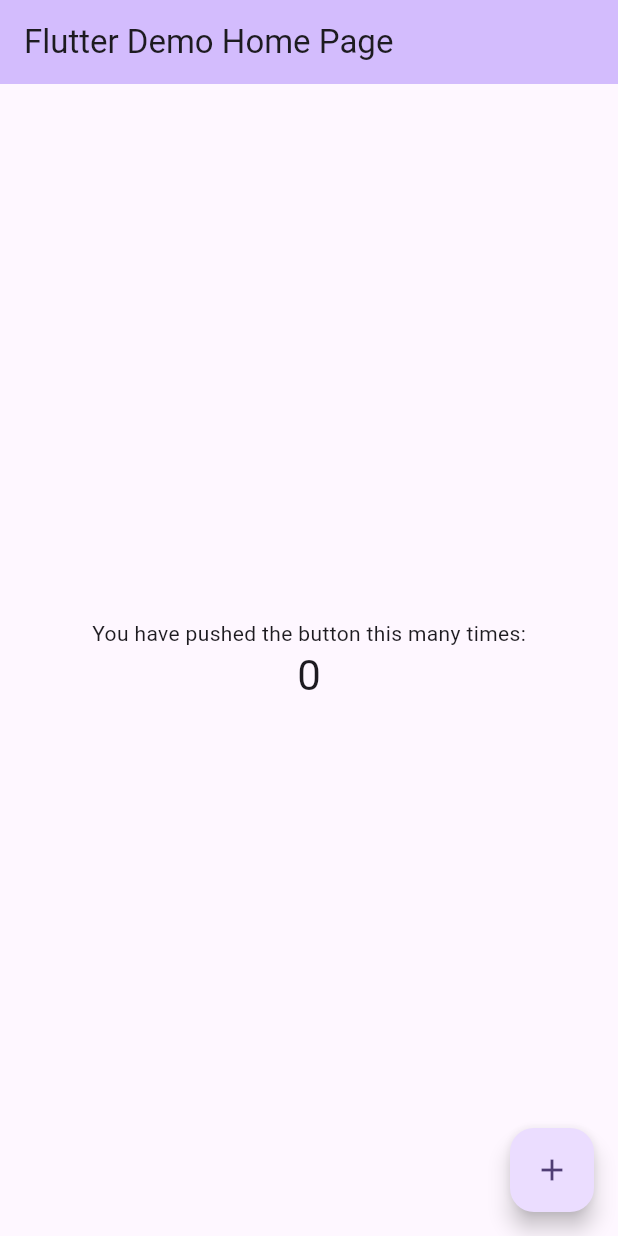
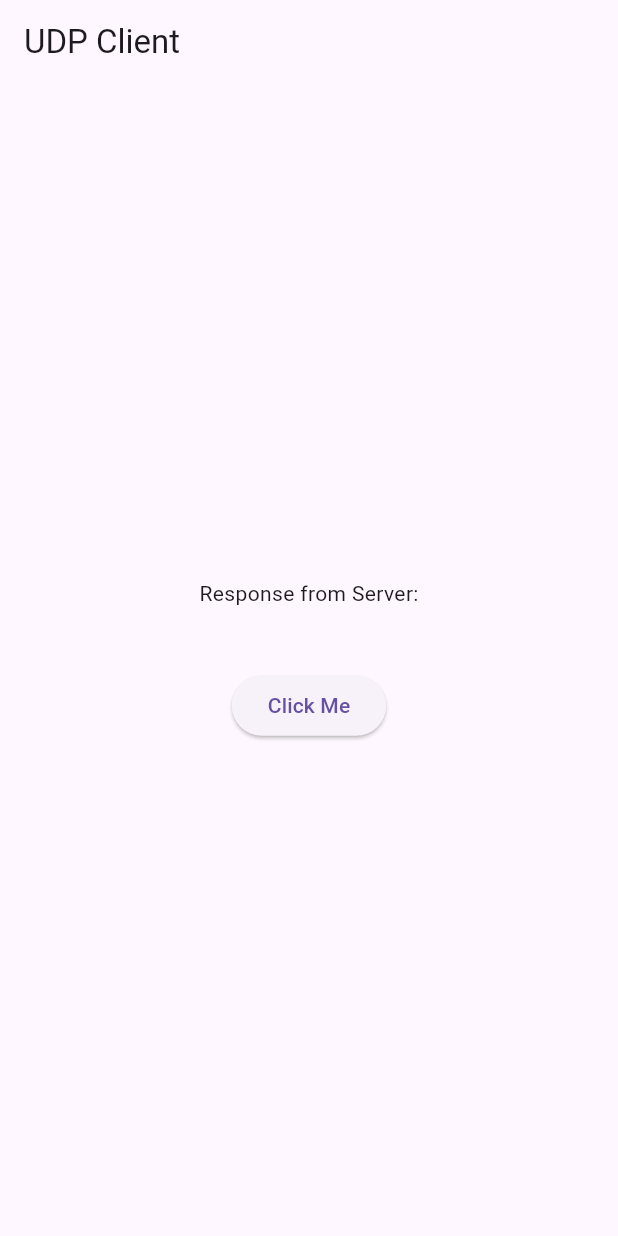
Before and after one commit to Barmanjii/flutter_udp_socket, a Flutter app: the screen it shows after launch, on a phone screen of 412 x 824 dp. Run offline on Flutter 3.47's test engine with Material 3 defaults, Android fonts, the phone set to English and light mode, and no system bars.

Commit message:
updated the udp socket code so the client can broadcast the message

```diff
--- a/lib/main.dart
+++ b/lib/main.dart
@@ -1,3 +1,6 @@
+import 'dart:async';
+import 'dart:convert';
+import 'dart:io';
 import 'package:flutter/material.dart';
 
 void main() {
@@ -7,119 +10,82 @@
 class MyApp extends StatelessWidget {
   const MyApp({super.key});
 
-  // This widget is the root of your application.
   @override
   Widget build(BuildContext context) {
     return MaterialApp(
-      title: 'Flutter Demo',
+      title: 'UDP Client',
       theme: ThemeData(
-        // This is the theme of your application.
-        //
-        // TRY THIS: Try running your application with "flutter run". You'll see
-        // the application has a purple toolbar. Then, without quitting the app,
-        // try changing the seedColor in the colorScheme below to Colors.green
-        // and then invoke "hot reload" (save your changes or press the "hot
-        // reload" button in a Flutter-supported IDE, or press "r" if you used
-        // the command line to start the app).
-        //
-        // Notice that the counter didn't reset back to zero; the application
-        // state is not lost during the reload. To reset the state, use hot
-        // restart instead.
-        //
-        // This works for code too, not just values: Most code changes can be
-        // tested with just a hot reload.
-        colorScheme: ColorScheme.fromSeed(seedColor: Colors.deepPurple),
-        useMaterial3: true,
+        primarySwatch: Colors.blue,
       ),
-      home: const MyHomePage(title: 'Flutter Demo Home Page'),
+      home: MyHomePage(),
     );
   }
 }
 
 class MyHomePage extends StatefulWidget {
-  const MyHomePage({super.key, required this.title});
-
-  // This widget is the home page of your application. It is stateful, meaning
-  // that it has a State object (defined below) that contains fields that affect
-  // how it looks.
-
-  // This class is the configuration for the state. It holds the values (in this
-  // case the title) provided by the parent (in this case the App widget) and
-  // used by the build method of the State. Fields in a Widget subclass are
-  // always marked "final".
-
-  final String title;
+  const MyHomePage({super.key});
 
   @override
-  State<MyHomePage> createState() => _MyHomePageState();
+  _MyHomePageState createState() => _MyHomePageState();
 }
 
 class _MyHomePageState extends State<MyHomePage> {
-  int _counter = 0;
+  static const String broadbastIp =
+      '192.168.0.255'; // Replace with your server's IP address
+  static const int broadcastPort = 12345; // Replace with your server's port
 
-  void _incrementCounter() {
-    setState(() {
-      // This call to setState tells the Flutter framework that something has
-      // changed in this State, which causes it to rerun the build method below
-      // so that the display can reflect the updated values. If we changed
-      // _counter without calling setState(), then the build method would not be
-      // called again, and so nothing would appear to happen.
-      _counter++;
-    });
+  String _responseMessage = '';
+
+  Future<void> _sendMessage() async {
+    final String message = 'Hello from Flutter';
+    try {
+      // Create a UDP socket
+      RawDatagramSocket udpSocket =
+          await RawDatagramSocket.bind(InternetAddress.anyIPv4, 12345);
+      // Send message to server
+      udpSocket.send(
+          utf8.encode(message), InternetAddress(broadbastIp), broadcastPort);
+      // Listen for response
+      udpSocket.listen((RawSocketEvent event) {
+        if (event == RawSocketEvent.read) {
+          Datagram? datagram = udpSocket.receive();
+          if (datagram != null) {
+            setState(() {
+              _responseMessage = utf8.decode(datagram.data);
+            });
+          }
+        }
+      });
+    } catch (e) {
+      print('Error: $e');
+    }
   }
 
   @override
   Widget build(BuildContext context) {
-    // This method is rerun every time setState is called, for instance as done
-    // by the _incrementCounter method above.
-    //
-    // The Flutter framework has been optimized to make rerunning build methods
-    // fast, so that you can just rebuild anything that needs updating rather
-    // than having to individually change instances of widgets.
     return Scaffold(
       appBar: AppBar(
-        // TRY THIS: Try changing the color here to a specific color (to
-        // Colors.amber, perhaps?) and trigger a hot reload to see the AppBar
-        // change color while the other colors stay the same.
-        backgroundColor: Theme.of(context).colorScheme.inversePrimary,
-        // Here we take the value from the MyHomePage object that was created by
-        // the App.build method, and use it to set our appbar title.
-        title: Text(widget.title),
+        title: const Text('UDP Client'),
       ),
       body: Center(
-        // Center is a layout widget. It takes a single child and positions it
-        // in the middle of the parent.
         child: Column(
-          // Column is also a layout widget. It takes a list of children and
-          // arranges them vertically. By default, it sizes itself to fit its
-          // children horizontally, and tries to be as tall as its parent.
-          //
-          // Column has various properties to control how it sizes itself and
-          // how it positions its children. Here we use mainAxisAlignment to
-          // center the children vertically; the main axis here is the vertical
-          // axis because Columns are vertical (the cross axis would be
-          // horizontal).
-          //
-          // TRY THIS: Invoke "debug painting" (choose the "Toggle Debug Paint"
-          // action in the IDE, or press "p" in the console), to see the
-          // wireframe for each widget.
           mainAxisAlignment: MainAxisAlignment.center,
           children: <Widget>[
             const Text(
-              'You have pushed the button this many times:',
+              'Response from Server:',
             ),
             Text(
-              '$_counter',
-              style: Theme.of(context).textTheme.headlineMedium,
+              _responseMessage,
+              style: const TextStyle(fontWeight: FontWeight.bold),
+            ),
+            const SizedBox(height: 20),
+            ElevatedButton(
+              onPressed: _sendMessage,
+              child: const Text('Click Me'),
             ),
           ],
         ),
       ),
-      floatingActionButton: FloatingActionButton(
-        onPressed: _incrementCounter,
-        tooltip: 'Increment',
-        child: const Icon(Icons.add),
-      ), // This trailing comma makes auto-formatting nicer for build methods.
     );
   }
 }
```
Also changed, not shown: 1 other file.
